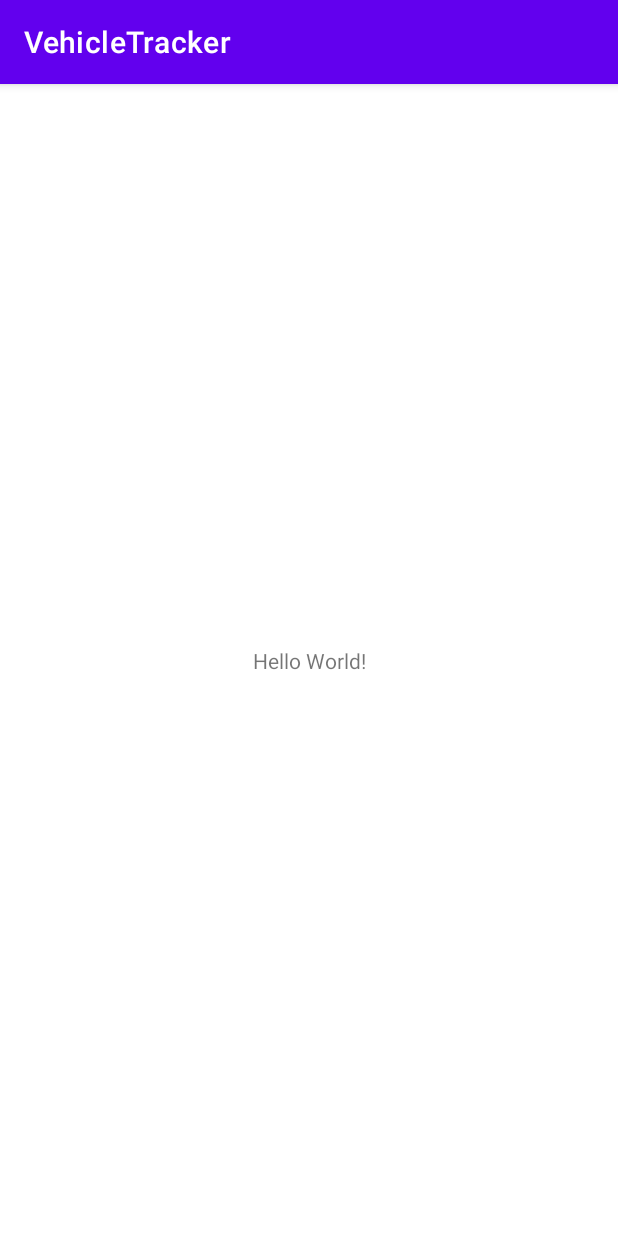
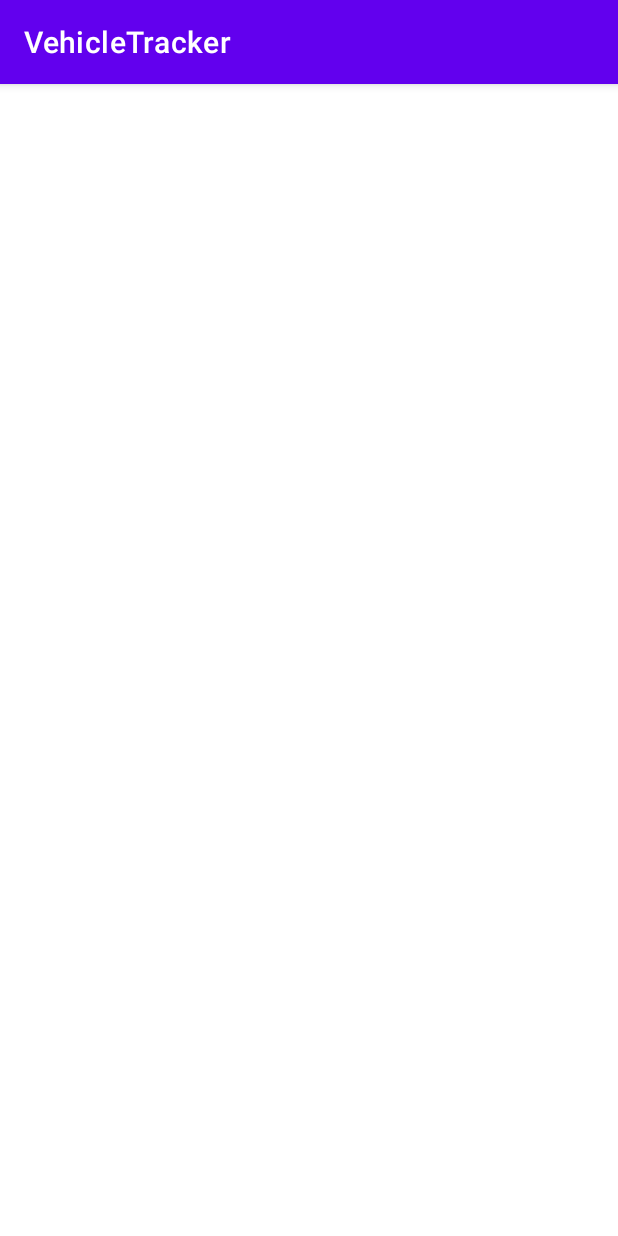
Before and after one commit to MW-car/android-challenge-vehicletracker, an Android app: the screen it shows after launch (MainActivity), on a phone screen of 412 x 824 dp. Run offline under Robolectric (Android 15) with nearby library versions, the phone set to English and light mode, and no system bars.

Commit message:
create packages, display fragment and update git ignore

```diff
--- a/app/build.gradle
+++ b/app/build.gradle
@@ -31,6 +31,10 @@ android {
     }
 }
 
+ext {
+    fragment_version = "1.3.0"
+}
+
 dependencies {
 
     implementation "org.jetbrains.kotlin:kotlin-stdlib:$kotlin_version"
@@ -52,4 +56,7 @@ dependencies {
     implementation "com.squareup.okhttp3:logging-interceptor:3.12.1"
     implementation "com.squareup.retrofit2:retrofit:2.6.1"
     implementation "com.squareup.retrofit2:converter-gson:2.6.1"
+
+    // fragment
+    implementation "androidx.fragment:fragment-ktx:$fragment_version"
 }
--- a/app/src/main/AndroidManifest.xml
+++ b/app/src/main/AndroidManifest.xml
@@ -9,7 +9,7 @@
         android:roundIcon="@mipmap/ic_launcher_round"
         android:supportsRtl="true"
         android:theme="@style/Theme.VehicleTracker">
-        <activity android:name="com.vimcar.vehicletracker.MainActivity">
+        <activity android:name="com.vimcar.vehicletracker.ui.MainActivity">
             <intent-filter>
                 <action android:name="android.intent.action.MAIN" />
 
--- a/app/src/main/java/com/vimcar/vehicletracker/MainActivity.kt
+++ b/app/src/main/java/com/vimcar/vehicletracker/ui/MainActivity.kt
@@ -1,7 +1,8 @@
-package com.vimcar.vehicletracker
+package com.vimcar.vehicletracker.ui
 
 import androidx.appcompat.app.AppCompatActivity
 import android.os.Bundle
+import com.vimcar.vehicletracker.R
 
 class MainActivity : AppCompatActivity() {
     override fun onCreate(savedInstanceState: Bundle?) {
--- a/app/src/main/java/com/vimcar/vehicletracker/VehicleOverviewFragment.kt
+++ b/app/src/main/java/com/vimcar/vehicletracker/ui/MapFragment.kt
@@ -1,18 +1,19 @@
-package com.vimcar.vehicletracker
+package com.vimcar.vehicletracker.ui
 
 import android.os.Bundle
 import android.view.LayoutInflater
 import android.view.View
 import android.view.ViewGroup
 import androidx.fragment.app.Fragment
+import com.vimcar.vehicletracker.R
 
-class VehicleOverviewFragment : Fragment() {
+class MapFragment : Fragment() {
 
     override fun onCreateView(
         inflater: LayoutInflater,
         container: ViewGroup?,
         savedInstanceState: Bundle?
     ): View? {
-        return inflater.inflate(R.layout.fragment_vehicle_overview, container, false)
+        return inflater.inflate(R.layout.fragment_map, container, false)
     }
 }
--- a/app/src/main/java/com/vimcar/vehicletracker/MapFragment.kt
+++ b/app/src/main/java/com/vimcar/vehicletracker/ui/VehicleOverviewFragment.kt
@@ -1,18 +1,19 @@
-package com.vimcar.vehicletracker
+package com.vimcar.vehicletracker.ui
 
 import android.os.Bundle
 import android.view.LayoutInflater
 import android.view.View
 import android.view.ViewGroup
 import androidx.fragment.app.Fragment
+import com.vimcar.vehicletracker.R
 
-class MapFragment : Fragment() {
+class VehicleOverviewFragment : Fragment() {
 
     override fun onCreateView(
         inflater: LayoutInflater,
         container: ViewGroup?,
         savedInstanceState: Bundle?
     ): View? {
-        return inflater.inflate(R.layout.fragment_map, container, false)
+        return inflater.inflate(R.layout.fragment_vehicle_overview, container, false)
     }
 }
--- a/app/src/main/res/layout/activity_main.xml
+++ b/app/src/main/res/layout/activity_main.xml
@@ -1,18 +1,6 @@
 <?xml version="1.0" encoding="utf-8"?>
-<androidx.constraintlayout.widget.ConstraintLayout xmlns:android="http://schemas.android.com/apk/res/android"
-    xmlns:app="http://schemas.android.com/apk/res-auto"
-    xmlns:tools="http://schemas.android.com/tools"
+<androidx.fragment.app.FragmentContainerView xmlns:android="http://schemas.android.com/apk/res/android"
+    android:id="@+id/fragment_container_view"
+    android:name="com.vimcar.vehicletracker.ui.VehicleOverviewFragment"
     android:layout_width="match_parent"
-    android:layout_height="match_parent"
-    tools:context=".MainActivity">
-
-    <TextView
-        android:layout_width="wrap_content"
-        android:layout_height="wrap_content"
-        android:text="Hello World!"
-        app:layout_constraintBottom_toBottomOf="parent"
-        app:layout_constraintLeft_toLeftOf="parent"
-        app:layout_constraintRight_toRightOf="parent"
-        app:layout_constraintTop_toTopOf="parent" />
-
-</androidx.constraintlayout.widget.ConstraintLayout>
+    android:layout_height="match_parent" />
```
Also changed, not shown: 1 other file.
